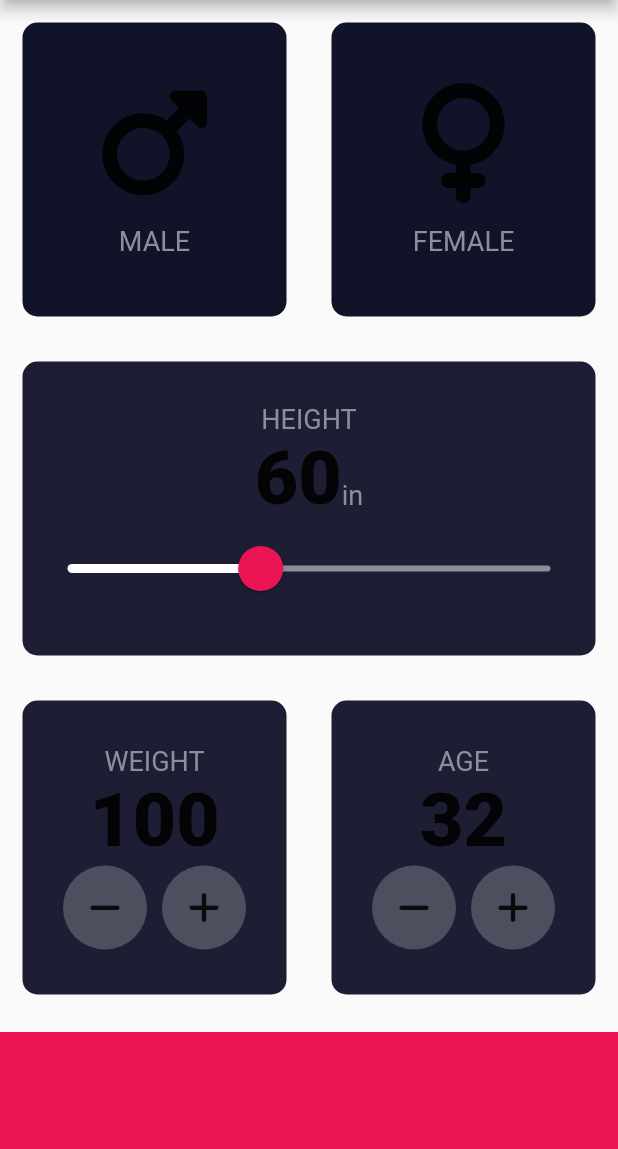
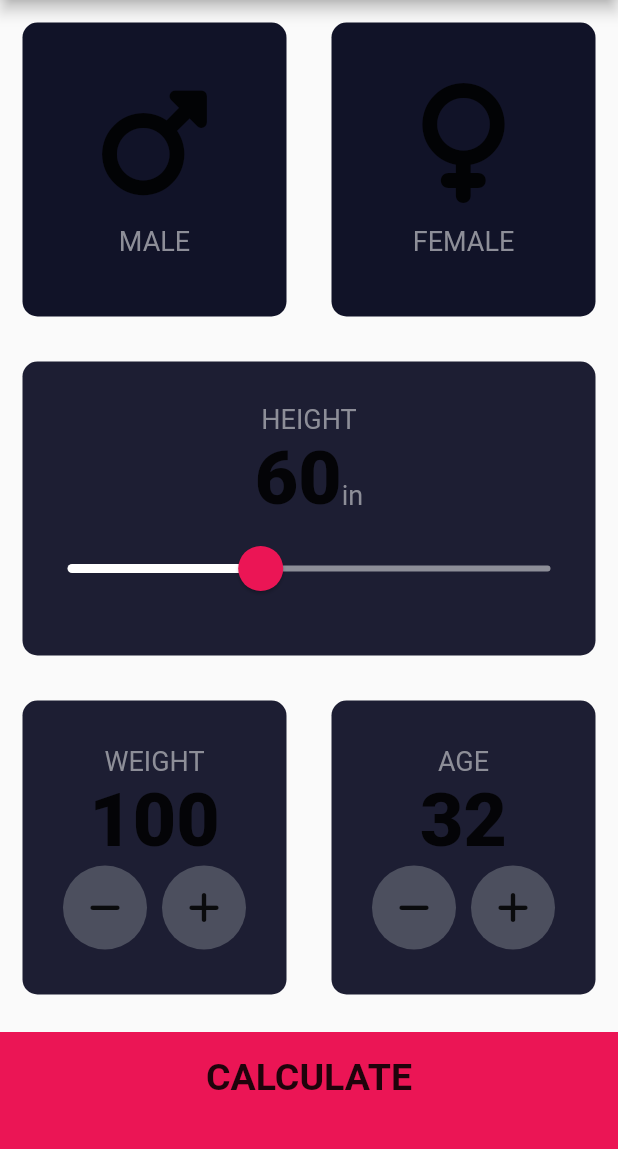
Before and after one commit to joebrashear/Flutter-Course, a Flutter app: the InputPage screen opened directly, on a phone screen of 412 x 824 dp, the part 84-1233 px from its top. Run offline on Flutter 3.47's test engine with Material 2 defaults, Android fonts, the phone set to English and light mode, and no system bars; our stand-ins replace audioplayers, font_awesome_flutter, rflutter_alert.

Commit message:
Almost done with BMI

```diff
--- a/Navigation-Flutter-Demo/lib/screen0.dart
+++ b/Navigation-Flutter-Demo/lib/screen0.dart
@@ -15,14 +15,14 @@ class Screen0 extends StatelessWidget {
               color: Colors.red,
               child: Text('Go To Screen 1'),
               onPressed: () {
-                //Navigate to Screen 1
+                Navigator.pushNamed(context, '/first');
               },
             ),
             RaisedButton(
               color: Colors.blue,
               child: Text('Go To Screen 2'),
               onPressed: () {
-                //Navigate to Screen 2
+                Navigator.pushNamed(context, '/second');
               },
             ),
           ],
--- a/bmi-calculator-flutter/lib/input_page.dart
+++ b/bmi-calculator-flutter/lib/input_page.dart
@@ -1,13 +1,12 @@
+import 'package:bmi_calculator/results_page.dart';
 import 'package:flutter/material.dart';
 import 'package:font_awesome_flutter/font_awesome_flutter.dart';
 import 'icon_content.dart';
 import 'reusable_card.dart';
 import 'constants.dart';
+import 'results_page.dart';
 
-enum Gender {
-  male,
-  female
-}
+enum Gender { male, female }
 
 class InputPage extends StatefulWidget {
   @override
@@ -15,7 +14,6 @@ class InputPage extends StatefulWidget {
 }
 
 class _InputPageState extends State<InputPage> {
-
   Gender selectedGender;
   int height = 60;
   int weight = 100;
@@ -40,7 +38,9 @@ class _InputPageState extends State<InputPage> {
                         selectedGender = Gender.male;
                       });
                     },
-                    color: selectedGender == Gender.male ? kActiveCardColour : kBottomContainerColour,
+                    color: selectedGender == Gender.male
+                        ? kActiveCardColour
+                        : kBottomContainerColour,
                     cardChild: genderWidget(
                       icon: FontAwesomeIcons.mars,
                       label: 'MALE',
@@ -54,7 +54,9 @@ class _InputPageState extends State<InputPage> {
                         selectedGender = Gender.female;
                       });
                     },
-                    color: selectedGender == Gender.female ? kActiveCardColour : kBottomContainerColour,
+                    color: selectedGender == Gender.female
+                        ? kActiveCardColour
+                        : kBottomContainerColour,
                     cardChild: genderWidget(
                       icon: FontAwesomeIcons.venus,
                       label: 'FEMALE',
@@ -92,7 +94,6 @@ class _InputPageState extends State<InputPage> {
                             )
                           ],
                         ),
-
                         SliderTheme(
                           data: SliderTheme.of(context).copyWith(
                             activeTrackColor: Colors.white,
@@ -212,20 +213,42 @@ class _InputPageState extends State<InputPage> {
               ],
             ),
           ),
-          Container(
-            color: kInactiveCardColour,
-            margin: EdgeInsets.only(top: 10.0),
-            width: double.infinity,
-            height: kbottomContainerHeight,
-          )
+          BottomButton(
+            buttonTitle: 'CALCULATE',
+            onTap: () {
+              Navigator.push(context,
+                  MaterialPageRoute(builder: (context) => ResultsPage()));
+            },
+          ),
         ],
       ),
     );
   }
 }
 
+class BottomButton extends StatelessWidget {
+  BottomButton({@required this.onTap, @required this.buttonTitle});
+
+  final Function onTap;
+  final String buttonTitle;
+
+  @override
+  Widget build(BuildContext context) {
+    return GestureDetector(
+      onTap: onTap,
+      child: Container(
+        child: Center(child: Text(buttonTitle, style: kLargeButtonTextStyle)),
+        color: kInactiveCardColour,
+        margin: EdgeInsets.only(top: 10.0),
+        padding: EdgeInsets.only(bottom: 20.0),
+        width: double.infinity,
+        height: kbottomContainerHeight,
+      ),
+    );
+  }
+}
+
 class RoundIconButton extends StatelessWidget {
-
   RoundIconButton({@required this.icon, @required this.onPressed});
 
   final IconData icon;
@@ -242,7 +265,6 @@ class RoundIconButton extends StatelessWidget {
           height: 56.0,
         ),
         shape: CircleBorder(),
-      fillColor: Color(0xFF4C4F5E)
-    );
+        fillColor: Color(0xFF4C4F5E));
   }
 }
```
Also changed, not shown: bmi-calculator-flutter/lib/constants.dart (+25 -0 lines), bmi-calculator-flutter/lib/results_page.dart (added, +53 -0 lines). Lines whose indentation alone changed are shown as unchanged.
